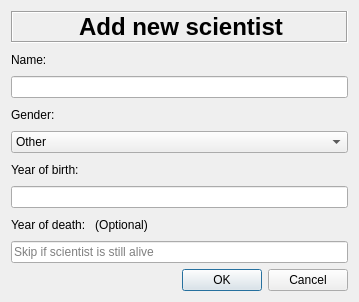
This is addscientist.ui in Hopur-50/Verkefni3 as Qt 5 draws it before an edit. The edited form follows.
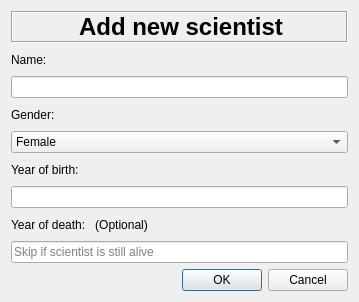
This is the edited form.

```diff
--- a/addscientist.ui
+++ b/addscientist.ui
@@ -49,11 +49,6 @@
    </item>
    <item>
     <widget class="QComboBox" name="comboGender">
-     <item>
-      <property name="text">
-       <string>Other</string>
-      </property>
-     </item>
      <item>
       <property name="text">
        <string>Female</string>
```
Left out of the diff: 5 changed lines with no effect on the pictures.
